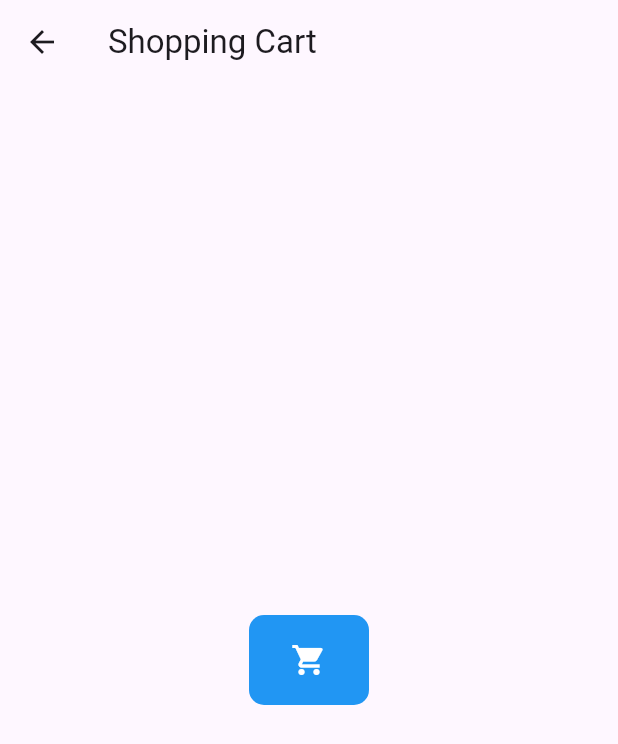
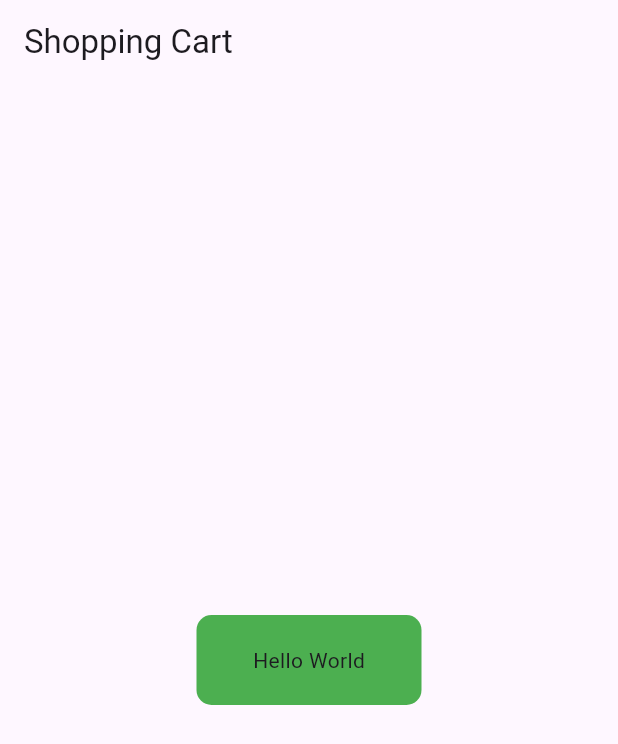
Before and after one commit to Heebu/learning_animations, a Flutter app: the ShoppingCartButton screen opened directly, on a phone screen of 412 x 824 dp. Shown: the top 744 px of the screen. Run offline on Flutter 3.47's test engine with Material 3 defaults, Android fonts, the phone set to English and light mode, and no system bars.

Commit message:
init commit

```diff
--- a/lib/implicit_examples/animated_color_pallete.dart
+++ b/lib/implicit_examples/animated_color_pallete.dart
@@ -42,8 +42,9 @@ class _AnimatedColorPaletteState extends State<AnimatedColorPalette> {
           children: [
             for (Color color in currentPalette)
               AnimatedContainer(
-                duration: Duration(seconds: 2),
+                duration: const Duration(seconds: 2),
                 curve: Curves.bounceIn,
+                onEnd: (){print('end');},
                 width: 100,
                 height: 100,
                 color: color,
--- a/lib/implicit_examples/animated_shopping_cart_button.dart
+++ b/lib/implicit_examples/animated_shopping_cart_button.dart
@@ -1,25 +1,46 @@
 import 'package:flutter/material.dart';
 
-class ShoppingCartButton extends StatelessWidget {
+class ShoppingCartButton extends StatefulWidget {
   const ShoppingCartButton({super.key});
 
   @override
+  State<ShoppingCartButton> createState() => _ShoppingCartButtonState();
+}
+
+class _ShoppingCartButtonState extends State<ShoppingCartButton> {
+  bool isIcon = false;
+
+  onTappedButton(){
+    setState(() {
+      isIcon = !isIcon;
+    });
+  }
+
+  @override
   Widget build(BuildContext context) {
+
     return Scaffold(
       appBar: AppBar(
         title: const Text('Shopping Cart'),
       ),
       body: Center(
-        child: Container(
-          width: 80.0,
+        child: GestureDetector(
+          onTap:
+            onTappedButton,
+          child: AnimatedContainer(
+            duration: Duration(seconds: 4),
             height: 60.0,
+            width: isIcon? 100: 150,
             decoration: BoxDecoration(
-            color: Colors.blue,
+              color: isIcon? Colors.blue: Colors.green,
               borderRadius: BorderRadius.circular(10.0),
             ),
-          child: const Icon(
+            child: Center(
+              child: isIcon == true?  Icon(
                 Icons.shopping_cart,
                 color: Colors.white,
+              ): Text('Hello World'),
+            ),
           ),
         ),
       ),
--- a/lib/main.dart
+++ b/lib/main.dart
@@ -1,5 +1,7 @@
 import 'package:animation_starter_code/implicit_examples/animated_color_pallete.dart';
 import 'package:flutter/material.dart';
+
+import 'implicit_examples/animated_shopping_cart_button.dart';
 
 void main() {
   runApp(const MyApp());
@@ -16,7 +18,7 @@ class MyApp extends StatelessWidget {
         colorScheme: ColorScheme.fromSeed(seedColor: Colors.deepPurple),
         useMaterial3: true,
       ),
-      home: const AnimatedColorPalette(),
+      home: const ShoppingCartButton(),
     );
   }
 }
```
Also changed, not shown: pubspec.lock. Lines whose indentation alone changed are shown as unchanged.
